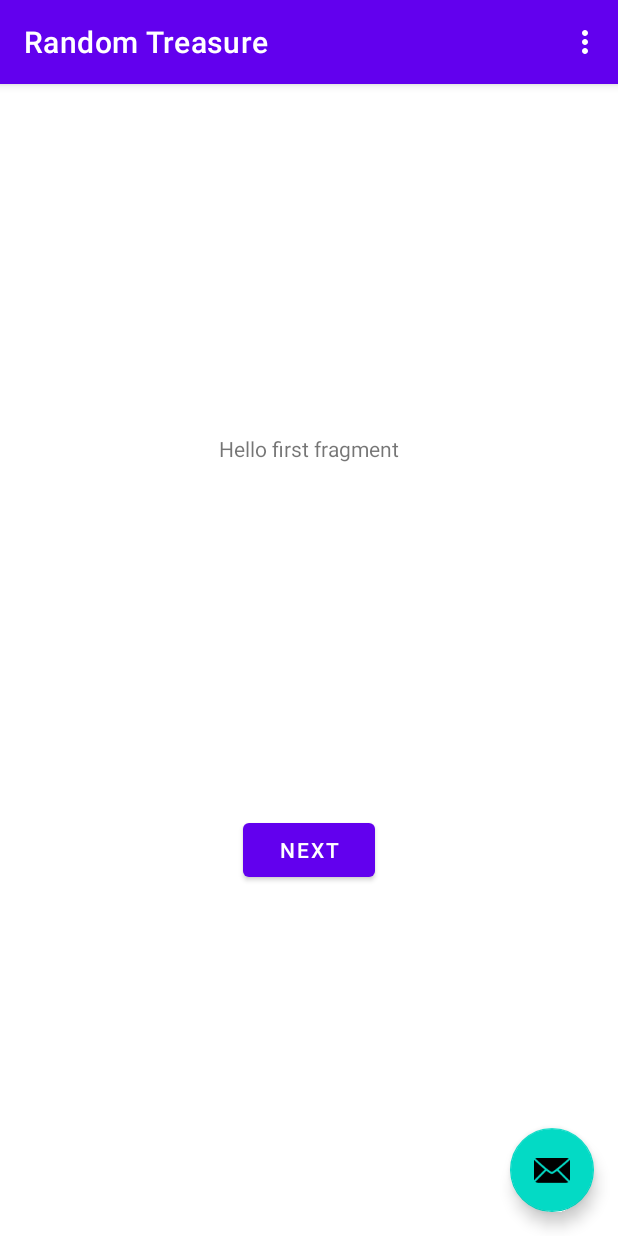
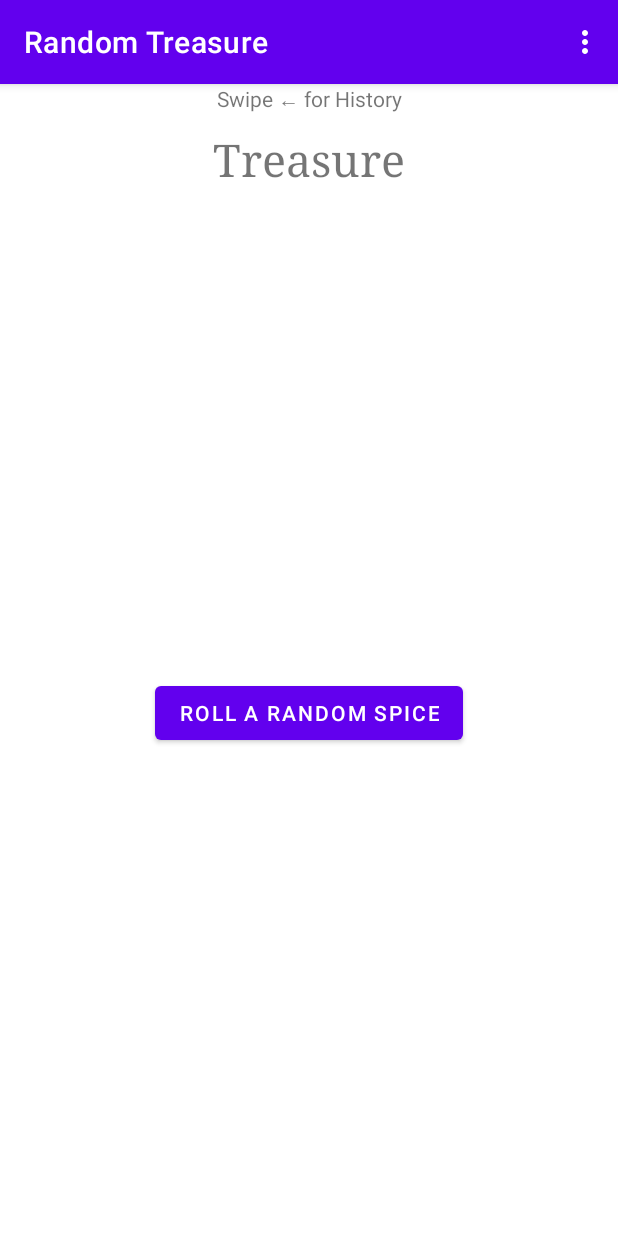
Before and after one commit to Patchcoat/random_treasure, an Android app: the screen it shows after launch (MainActivity), on a phone screen of 412 x 824 dp. Run offline under Robolectric (Android 15) with nearby library versions, the phone set to English and light mode, and no system bars.

Commit message:
Set up the two screens, and put some testing stuff on the button screen for testing.

```diff
--- a/app/src/main/java/com/example/randomtreasure/FirstFragment.java
+++ b/app/src/main/java/com/example/randomtreasure/FirstFragment.java
@@ -23,12 +23,8 @@ public class FirstFragment extends Fragment {
     public void onViewCreated(@NonNull View view, Bundle savedInstanceState) {
         super.onViewCreated(view, savedInstanceState);
 
-        view.findViewById(R.id.button_first).setOnClickListener(new View.OnClickListener() {
-            @Override
-            public void onClick(View view) {
-                NavHostFragment.findNavController(FirstFragment.this)
-                        .navigate(R.id.action_FirstFragment_to_SecondFragment);
-            }
+        view.findViewById(R.id.button_spice).setOnClickListener(view1 -> {
+            //TODO Generate Spice
         });
     }
 }
--- a/app/src/main/java/com/example/randomtreasure/MainActivity.java
+++ b/app/src/main/java/com/example/randomtreasure/MainActivity.java
@@ -1,5 +1,6 @@
 package com.example.randomtreasure;
 
+import android.content.Intent;
 import android.os.Bundle;
 
 import com.google.android.material.floatingactionbutton.FloatingActionButton;
@@ -7,6 +8,10 @@ import com.google.android.material.snackbar.Snackbar;
 
 import androidx.appcompat.app.AppCompatActivity;
 import androidx.appcompat.widget.Toolbar;
+import androidx.fragment.app.Fragment;
+import androidx.fragment.app.FragmentActivity;
+import androidx.viewpager2.adapter.FragmentStateAdapter;
+import androidx.viewpager2.widget.ViewPager2;
 
 import android.view.View;
 
@@ -15,6 +20,12 @@ import android.view.MenuItem;
 
 public class MainActivity extends AppCompatActivity {
 
+    private static final int NUM_PAGES = 2;
+
+    private ViewPager2 viewPager;
+
+    private FragmentStateAdapter pagerAdapter;
+
     @Override
     protected void onCreate(Bundle savedInstanceState) {
         super.onCreate(savedInstanceState);
@@ -22,14 +33,9 @@ public class MainActivity extends AppCompatActivity {
         Toolbar toolbar = findViewById(R.id.toolbar);
         setSupportActionBar(toolbar);
 
-        FloatingActionButton fab = findViewById(R.id.fab);
-        fab.setOnClickListener(new View.OnClickListener() {
-            @Override
-            public void onClick(View view) {
-                Snackbar.make(view, "Replace with your own action", Snackbar.LENGTH_LONG)
-                        .setAction("Action", null).show();
-            }
-        });
+        viewPager = findViewById(R.id.pager);
+        pagerAdapter = new MainActivity.ScreenSlidePagerAdapter(this);
+        viewPager.setAdapter(pagerAdapter);
     }
 
     @Override
@@ -53,4 +59,33 @@ public class MainActivity extends AppCompatActivity {
 
         return super.onOptionsItemSelected(item);
     }
+
+
+    @Override
+    public void onBackPressed() {
+        if (viewPager.getCurrentItem() == 0) {
+            super.onBackPressed();
+        } else {
+            viewPager.setCurrentItem(viewPager.getCurrentItem() - 1);
+        }
+    }
+
+    private class ScreenSlidePagerAdapter extends FragmentStateAdapter {
+        public ScreenSlidePagerAdapter(FragmentActivity fa) {
+            super(fa);
+        }
+
+        @Override
+        public Fragment createFragment(int position) {
+            if (position == 0)
+                return new FirstFragment();
+            else
+                return new SecondFragment();
+        }
+
+        @Override
+        public int getItemCount() {
+            return NUM_PAGES;
+        }
+    }
 }
--- a/app/src/main/res/layout/activity_main.xml
+++ b/app/src/main/res/layout/activity_main.xml
@@ -1,5 +1,5 @@
 <?xml version="1.0" encoding="utf-8"?>
-<androidx.coordinatorlayout.widget.CoordinatorLayout xmlns:android="http://schemas.android.com/apk/res/android"
+<androidx.constraintlayout.widget.ConstraintLayout xmlns:android="http://schemas.android.com/apk/res/android"
     xmlns:app="http://schemas.android.com/apk/res-auto"
     xmlns:tools="http://schemas.android.com/tools"
     android:layout_width="match_parent"
@@ -7,9 +7,11 @@
     tools:context=".MainActivity">
 
     <com.google.android.material.appbar.AppBarLayout
+        android:id="@+id/appBarLayout"
         android:layout_width="match_parent"
         android:layout_height="wrap_content"
-        android:theme="@style/Theme.RandomTreasure.AppBarOverlay">
+        android:theme="@style/Theme.RandomTreasure.AppBarOverlay"
+        app:layout_constraintTop_toTopOf="parent">
 
         <androidx.appcompat.widget.Toolbar
             android:id="@+id/toolbar"
@@ -20,14 +22,13 @@
 
     </com.google.android.material.appbar.AppBarLayout>
 
-    <com.google.android.material.floatingactionbutton.FloatingActionButton
-        android:id="@+id/fab"
-        android:layout_width="wrap_content"
-        android:layout_height="wrap_content"
-        android:layout_gravity="bottom|end"
-        android:layout_margin="@dimen/fab_margin"
-        app:srcCompat="@android:drawable/ic_dialog_email" />
+    <androidx.viewpager2.widget.ViewPager2
+        android:id="@+id/pager"
+        android:layout_width="match_parent"
+        android:layout_height="0dp"
+        app:layout_constraintBottom_toBottomOf="parent"
+        app:layout_constraintTop_toBottomOf="@+id/appBarLayout">
 
-    <include layout="@layout/content_main" />
+    </androidx.viewpager2.widget.ViewPager2>
 
-</androidx.coordinatorlayout.widget.CoordinatorLayout>
+</androidx.constraintlayout.widget.ConstraintLayout>
--- a/app/src/main/res/layout/fragment_first.xml
+++ b/app/src/main/res/layout/fragment_first.xml
@@ -6,23 +6,34 @@
     android:layout_height="match_parent"
     tools:context=".FirstFragment">
 
-    <Button
-        android:id="@+id/button_first"
-        android:layout_width="wrap_content"
-        android:layout_height="wrap_content"
-        android:text="@string/next"
-        app:layout_constraintBottom_toBottomOf="parent"
-        app:layout_constraintEnd_toEndOf="parent"
-        app:layout_constraintStart_toStartOf="parent"
-        app:layout_constraintTop_toBottomOf="@id/textview_first" />
-
     <TextView
         android:id="@+id/textview_first"
         android:layout_width="wrap_content"
         android:layout_height="wrap_content"
-        android:text="@string/hello_first_fragment"
-        app:layout_constraintBottom_toTopOf="@id/button_first"
+        android:text="@string/swipe_left"
         app:layout_constraintEnd_toEndOf="parent"
         app:layout_constraintStart_toStartOf="parent"
         app:layout_constraintTop_toTopOf="parent" />
+
+    <Button
+        android:id="@+id/button_spice"
+        android:layout_width="wrap_content"
+        android:layout_height="wrap_content"
+        android:text="@string/spice"
+        app:layout_constraintBottom_toBottomOf="parent"
+        app:layout_constraintEnd_toEndOf="parent"
+        app:layout_constraintStart_toStartOf="parent"
+        app:layout_constraintTop_toBottomOf="@+id/textView" />
+
+    <TextView
+        android:id="@+id/textView"
+        android:layout_width="wrap_content"
+        android:layout_height="wrap_content"
+        android:layout_marginTop="10dp"
+        android:fontFamily="serif"
+        android:text="@string/defaultTreasure"
+        android:textSize="30sp"
+        app:layout_constraintEnd_toEndOf="parent"
+        app:layout_constraintStart_toStartOf="parent"
+        app:layout_constraintTop_toBottomOf="@+id/textview_first" />
 </androidx.constraintlayout.widget.ConstraintLayout>
--- a/app/src/main/res/values/strings.xml
+++ b/app/src/main/res/values/strings.xml
@@ -7,6 +7,9 @@
     <string name="next">Next</string>
     <string name="previous">Previous</string>
 
-    <string name="hello_first_fragment">Hello first fragment</string>
-    <string name="hello_second_fragment">Hello second fragment. Arg: %1$s</string>
+    <string name="swipe_left">Swipe ← for History</string>
+    <string name="swipe_right">swipe right for buttons</string>
+    <string name="defaultTreasure">Treasure</string>
+
+    <string name="spice">Roll a Random Spice</string>
 </resources>
```
Also changed, not shown: app/src/main/java/com/example/randomtreasure/SecondFragment.java (+0 -8 lines), app/src/main/res/layout/fragment_second.xml (+1 -21 lines).
